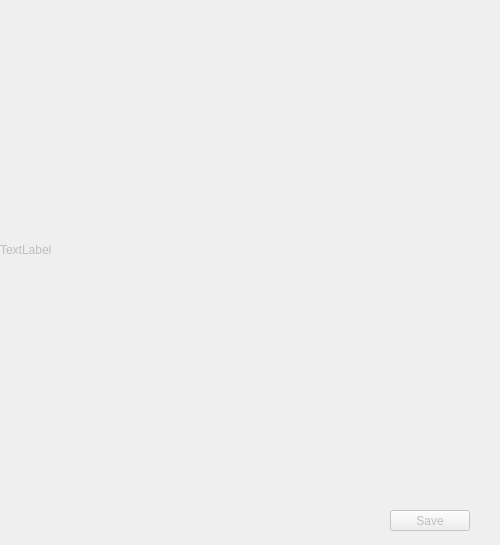
This is interface/imagewindow.ui in Atelier-Developers/COVIDNet-CT as Qt 5 draws it before an edit. The edited form follows.
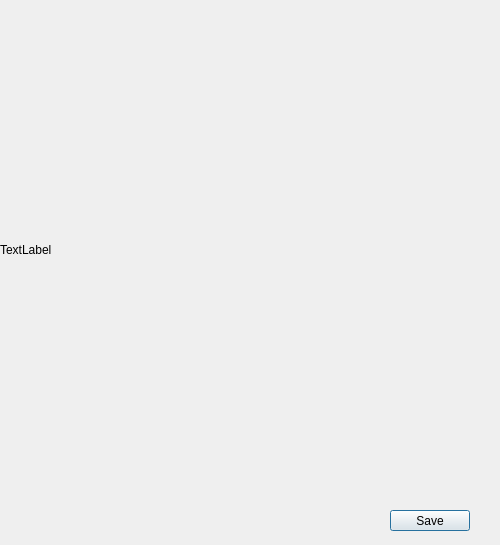
This is the edited form.

Patch:
```diff
--- a/interface/imagewindow.ui
+++ b/interface/imagewindow.ui
@@ -3,7 +3,7 @@
  <class>ImageWindow</class>
  <widget class="QDialog" name="ImageWindow">
   <property name="enabled">
-   <bool>false</bool>
+   <bool>true</bool>
   </property>
   <property name="geometry">
    <rect>
@@ -30,6 +30,9 @@
    </property>
   </widget>
   <widget class="QPushButton" name="save_img">
+   <property name="enabled">
+    <bool>true</bool>
+   </property>
    <property name="geometry">
     <rect>
      <x>390</x>
```
